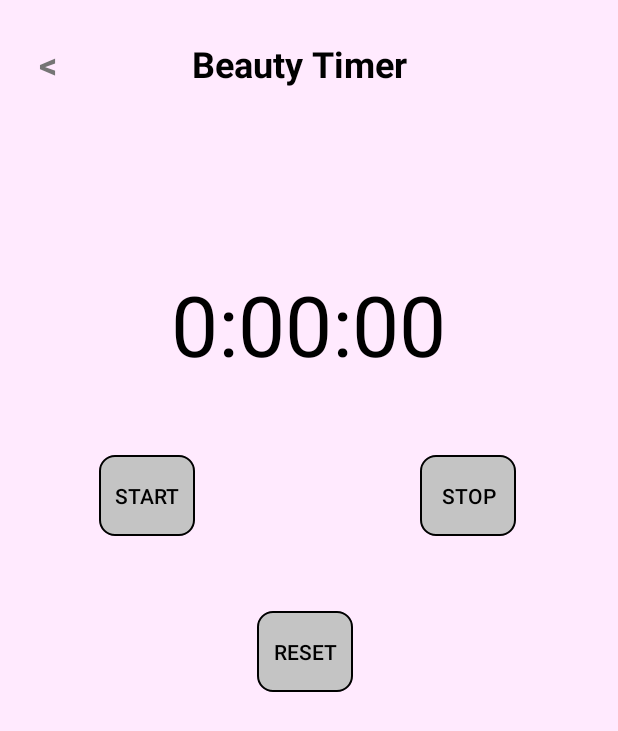
After one commit to verrani/GlowUp, an Android app: the BeautyTimer screen opened directly, with no data from a screen before it, on a phone screen of 412 x 824 dp. The commit adds this screen. Shown: the top 731 px of the screen. Run offline under Robolectric (Android 15) with nearby library versions, the phone set to English and light mode, and no system bars.

Commit message:
Beauty Timer

```diff
--- a/app/src/main/AndroidManifest.xml
+++ b/app/src/main/AndroidManifest.xml
@@ -14,6 +14,9 @@
             android:exported="true" />
         <activity
             android:name=".BeautyCalendar"
+            android:exported="true" />
+        <activity
+            android:name=".BeautyTimer"
             android:exported="true" />
         <activity
             android:name=".Article"
--- /dev/null
+++ b/app/src/main/java/com/example/splashscreen/BeautyTimer.java
@@ -0,0 +1,168 @@
+package com.example.splashscreen;
+
+import androidx.appcompat.app.AppCompatActivity;
+import android.os.Handler;
+import android.view.View;
+import java.util.Locale;
+import android.widget.TextView;
+import android.os.Bundle;
+
+public class BeautyTimer extends AppCompatActivity {
+
+    // Use seconds, running and wasRunning respectively
+    // to record the number of seconds passed,
+    // whether the stopwatch is running and
+    // whether the stopwatch was running
+    // before the activity was paused.
+
+    // Number of seconds displayed
+    // on the stopwatch.
+    private int seconds = 0;
+
+    // Is the stopwatch running?
+    private boolean running;
+
+    private boolean wasRunning;
+
+    @Override
+    protected void onCreate(Bundle savedInstanceState)
+    {
+        super.onCreate(savedInstanceState);
+        setContentView(R.layout.activity_beauty_timer);
+        if (savedInstanceState != null) {
+
+            // Get the previous state of the stopwatch
+            // if the activity has been
+            // destroyed and recreated.
+            seconds
+                    = savedInstanceState
+                    .getInt("seconds");
+            running
+                    = savedInstanceState
+                    .getBoolean("running");
+            wasRunning
+                    = savedInstanceState
+                    .getBoolean("wasRunning");
+        }
+        runTimer();
+    }
+
+    // Save the state of the stopwatch
+    // if it's about to be destroyed.
+    @Override
+    public void onSaveInstanceState(
+            Bundle savedInstanceState)
+    {
+        savedInstanceState
+                .putInt("seconds", seconds);
+        savedInstanceState
+                .putBoolean("running", running);
+        savedInstanceState
+                .putBoolean("wasRunning", wasRunning);
+    }
+
+    // If the activity is paused,
+    // stop the stopwatch.
+    @Override
+    protected void onPause()
+    {
+        super.onPause();
+        wasRunning = running;
+        running = false;
+    }
+
+    // If the activity is resumed,
+    // start the stopwatch
+    // again if it was running previously.
+    @Override
+    protected void onResume()
+    {
+        super.onResume();
+        if (wasRunning) {
+            running = true;
+        }
+    }
+
+    // Start the stopwatch running
+    // when the Start button is clicked.
+    // Below method gets called
+    // when the Start button is clicked.
+    public void onClickStart(View view)
+    {
+        running = true;
+    }
+
+    // Stop the stopwatch running
+    // when the Stop button is clicked.
+    // Below method gets called
+    // when the Stop button is clicked.
+    public void onClickStop(View view)
+    {
+        running = false;
+    }
+
+    // Reset the stopwatch when
+    // the Reset button is clicked.
+    // Below method gets called
+    // when the Reset button is clicked.
+    public void onClickReset(View view)
+    {
+        running = false;
+        seconds = 0;
+    }
+
+    // Sets the NUmber of seconds on the timer.
+    // The runTimer() method uses a Handler
+    // to increment the seconds and
+    // update the text view.
+    private void runTimer()
+    {
+
+        // Get the text view.
+        final TextView timeView
+                = (TextView)findViewById(
+                R.id.time_view);
+
+        // Creates a new Handler
+        final Handler handler
+                = new Handler();
+
+        // Call the post() method,
+        // passing in a new Runnable.
+        // The post() method processes
+        // code without a delay,
+        // so the code in the Runnable
+        // will run almost immediately.
+        handler.post(new Runnable() {
+            @Override
+
+            public void run()
+            {
+                int hours = seconds / 3600;
+                int minutes = (seconds % 3600) / 60;
+                int secs = seconds % 60;
+
+                // Format the seconds into hours, minutes,
+                // and seconds.
+                String time
+                        = String
+                        .format(Locale.getDefault(),
+                                "%d:%02d:%02d", hours,
+                                minutes, secs);
+
+                // Set the text view text.
+                timeView.setText(time);
+
+                // If running is true, increment the
+                // seconds variable.
+                if (running) {
+                    seconds++;
+                }
+
+                // Post the code again
+                // with a delay of 1 second.
+                handler.postDelayed(this, 1000);
+            }
+        });
+    }
+}
--- a/app/src/main/java/com/example/splashscreen/homepage.java
+++ b/app/src/main/java/com/example/splashscreen/homepage.java
@@ -25,4 +25,8 @@ public class homepage extends AppCompatActivity {
         Intent intent = new Intent(homepage.this, ProfileAccount.class);
         startActivity(intent);
     }
+    public void TimerLayout(View view) {
+        Intent intent = new Intent(homepage.this, BeautyTimer.class);
+        startActivity(intent);
+    }
 }
--- /dev/null
+++ b/app/src/main/res/drawable/button_shape_grey.xml
@@ -0,0 +1,12 @@
+<?xml version="1.0" encoding="utf-8"?>
+<shape xmlns:android="http://schemas.android.com/apk/res/android"
+    android:padding="16dp"
+    android:shape="rectangle">
+    <solid android:color="#C4C4C4"
+        />
+
+    <stroke
+        android:width="1dp"
+        android:color="@android:color/black" />
+    <corners android:radius="10dp" />
+</shape>
--- a/app/src/main/res/layout/activity_beauty_calendar.xml
+++ b/app/src/main/res/layout/activity_beauty_calendar.xml
@@ -14,13 +14,36 @@
         android:layout_height="wrap_content"
         android:layout_marginStart="120dp"
         android:layout_marginTop="20dp"
+        android:layout_gravity="center_horizontal"
         android:background="#FFEAFE"
         android:text="@string/beauty_calendartext"
+        android:textColor="@android:color/background_dark"
         android:textSize="24sp"
-        android:textColor="@android:color/background_dark"
         android:textStyle="bold" />
 
     <!-- Add CalendarView to display the Calendar -->
+
+    <TextView
+        android:id="@+id/textView2"
+        android:layout_width="wrap_content"
+        android:layout_height="wrap_content"
+        android:layout_marginStart="20dp"
+        android:layout_marginTop="20dp"
+        android:layout_gravity="center_horizontal"
+        android:onClick="HomeLayout"
+        android:text="@string/slash"
+        android:textAlignment="center"
+        android:textColor="#757575"
+        android:textSize="24sp"
+        android:textStyle="bold"
+        app:layout_constraintBottom_toBottomOf="parent"
+        app:layout_constraintHorizontal_bias="0.04"
+        app:layout_constraintLeft_toLeftOf="parent"
+        app:layout_constraintRight_toRightOf="parent"
+        app:layout_constraintTop_toTopOf="parent"
+        app:layout_constraintVertical_bias="0.022"
+        tools:ignore="OnClick,TouchTargetSizeCheck" />
+
     <CalendarView
         android:id="@+id/calendar"
         android:layout_width="wrap_content"
--- /dev/null
+++ b/app/src/main/res/layout/activity_beauty_timer.xml
@@ -0,0 +1,105 @@
+<?xml version="1.0" encoding="utf-8"?>
+<LinearLayout xmlns:android="http://schemas.android.com/apk/res/android"
+    xmlns:app="http://schemas.android.com/apk/res-auto"
+    xmlns:tools="http://schemas.android.com/tools"
+    android:layout_width="match_parent"
+    android:layout_height="match_parent"
+    android:orientation="vertical"
+    android:background="#FFEAFE"
+    android:padding="16dp"
+    tools:context=".MainActivity">
+    <LinearLayout
+        android:layout_width="wrap_content"
+        android:layout_height="wrap_content"
+        android:layout_marginTop="10dp"
+        android:orientation="horizontal">
+
+        <TextView
+            android:id="@+id/textView3"
+            android:layout_width="wrap_content"
+            android:layout_height="wrap_content"
+            android:layout_marginStart="10dp"
+            android:layout_marginTop="0dp"
+            android:layout_gravity="center_horizontal"
+            android:onClick="HomeLayout"
+            android:text="@string/slash"
+            android:textAlignment="center"
+            android:textColor="#757575"
+            android:textSize="24sp"
+            android:textStyle="bold"
+            app:layout_constraintBottom_toBottomOf="parent"
+            app:layout_constraintHorizontal_bias="0.04"
+            app:layout_constraintLeft_toLeftOf="parent"
+            app:layout_constraintRight_toRightOf="parent"
+            app:layout_constraintTop_toTopOf="parent"
+            app:layout_constraintVertical_bias="0.022"
+            tools:ignore="OnClick,TouchTargetSizeCheck" />
+
+    <TextView
+        android:id="@+id/date_view"
+        android:layout_width="wrap_content"
+        android:layout_height="wrap_content"
+        android:layout_marginStart="90dp"
+        android:layout_marginTop="20dp"
+        android:layout_gravity="center_horizontal"
+        android:background="#FFEAFE"
+        android:text="@string/beauty_timer1"
+        android:textColor="@android:color/background_dark"
+        android:textSize="24sp"
+        android:textStyle="bold" />
+    </LinearLayout>
+
+    <TextView
+        android:id="@+id/time_view"
+        android:layout_width="wrap_content"
+        android:layout_height="wrap_content"
+        android:layout_gravity="center_horizontal"
+        android:layout_marginTop="100dp"
+
+        android:textAppearance="@android:style/TextAppearance.Large"
+        android:textColor="@color/black"
+        android:textSize="56sp" />
+
+    <LinearLayout
+        android:layout_width="wrap_content"
+        android:layout_height="wrap_content"
+        android:layout_marginTop="50dp"
+        android:orientation="horizontal">
+
+        <Button
+            android:id="@+id/start_button"
+            android:layout_width="wrap_content"
+            android:layout_height="wrap_content"
+            android:layout_marginStart="50dp"
+            android:background="@drawable/button_shape_grey"
+            android:textColor="@color/black"
+            android:onClick="onClickStart"
+            android:text="@string/start"
+            style="?android:attr/buttonBarButtonStyle" />
+
+        <Button
+            android:id="@+id/stop_button"
+            android:layout_width="wrap_content"
+            android:layout_height="wrap_content"
+            android:layout_marginStart="150dp"
+            android:background="@drawable/button_shape_grey"
+            android:onClick="onClickStop"
+            android:text="@string/stop"
+            android:textColor="@color/black"
+            style="?android:attr/buttonBarButtonStyle"/>
+    </LinearLayout>
+
+    <Button
+        android:id="@+id/reset_button"
+        android:layout_width="wrap_content"
+        android:layout_height="wrap_content"
+        android:layout_below="@+id/time_view"
+        android:layout_marginStart="155dp"
+        android:layout_marginTop="50dp"
+        android:background="@drawable/button_shape_grey"
+        android:textColor="@color/black"
+        android:onClick="onClickReset"
+        android:text="@string/reset"
+        style="?android:attr/buttonBarButtonStyle"/>
+
+</LinearLayout>
--- a/app/src/main/res/layout/activity_homepage.xml
+++ b/app/src/main/res/layout/activity_homepage.xml
@@ -108,6 +108,7 @@
                     android:layout_height="wrap_content"
                     android:layout_weight="1"
                     android:contentDescription="@string/beauty_timer"
+                    android:onClick="TimerLayout"
                     app:srcCompat="@drawable/timer" />
 
             </LinearLayout>
--- a/app/src/main/res/values/strings.xml
+++ b/app/src/main/res/values/strings.xml
@@ -90,5 +90,9 @@ Duis facilisis nunc velit. Etiam semper tempor vehicula. Integer quis ultrices r
     <string name="profile_account">Profile Account</string>
     <string name="todo2">TODO</string>
     <string name="todo3">TODO</string>
+    <string name="start">Start</string>
+    <string name="beauty_timer1">Beauty Timer</string>
+    <string name="stop">Stop</string>
+    <string name="reset">Reset</string>
 
 </resources>
```
